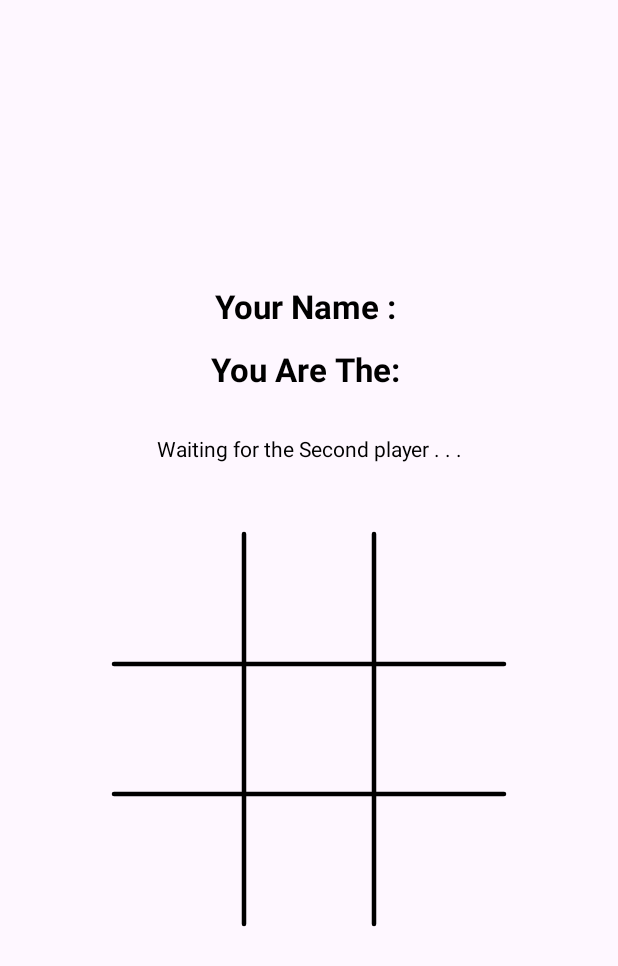
After one commit to Abdelrahman-SW/TicTacToe_Compose_MultiPlatform_Game, an Android app built with Jetpack Compose: the composable GameScreen called with empty values, on a phone screen of 412 x 824 dp. The commit adds this screen. Shown: the top 966 px of the screen. Run offline under Robolectric (Android 15) with nearby library versions, the phone set to English and light mode, and no system bars.

Commit message:
Finish The First Version Of The Game

```diff
--- /dev/null
+++ b/composeApp/src/commonMain/kotlin/com/beapps/tictactoe_game/presentation/GameScreen.kt
@@ -0,0 +1,111 @@
+package com.beapps.tictactoe_game.presentation
+
+import androidx.compose.foundation.layout.Arrangement
+import androidx.compose.foundation.layout.BoxWithConstraints
+import androidx.compose.foundation.layout.Column
+import androidx.compose.foundation.layout.Spacer
+import androidx.compose.foundation.layout.aspectRatio
+import androidx.compose.foundation.layout.fillMaxSize
+import androidx.compose.foundation.layout.fillMaxWidth
+import androidx.compose.foundation.layout.height
+import androidx.compose.foundation.layout.padding
+import androidx.compose.foundation.layout.size
+import androidx.compose.foundation.layout.width
+import androidx.compose.material3.Text
+import androidx.compose.runtime.Composable
+import androidx.compose.ui.Alignment
+import androidx.compose.ui.Modifier
+import androidx.compose.ui.graphics.Color
+import androidx.compose.ui.platform.LocalDensity
+import androidx.compose.ui.text.SpanStyle
+import androidx.compose.ui.text.buildAnnotatedString
+import androidx.compose.ui.text.font.FontWeight
+import androidx.compose.ui.text.style.TextAlign
+import androidx.compose.ui.unit.DpSize
+import androidx.compose.ui.unit.dp
+import androidx.compose.ui.unit.sp
+import androidx.navigation.NavController
+import com.beapps.tictactoe_game.presentation.components.TicTacToeBoard
+import com.beapps.tictactoe_game.presentation.util.GameScreen
+
+@Composable
+fun GameScreen(
+    modifier: Modifier = Modifier,
+    navController: NavController,
+    viewModel: TicTacToeViewModel,
+    username: String
+) {
+    val gameState = viewModel.gameState
+    BoxWithConstraints(
+        modifier = Modifier.fillMaxSize().padding(16.dp),
+        contentAlignment = Alignment.Center
+    ) {
+        val maxWidth = constraints.maxWidth
+        val maxHeight = constraints.maxHeight
+
+        val boardWidth = with(LocalDensity.current) {
+            (maxWidth.toFloat()/1.3f).toDp()
+        }
+
+
+        Column (modifier = Modifier.fillMaxSize() , horizontalAlignment = Alignment.CenterHorizontally , verticalArrangement = Arrangement.Center) {
+            val stateTxt = if (gameState.connectedPlayers.size < 2) "Waiting for the Second player . . ."
+            else if (gameState.winingPlayer != null) "${gameState.winingPlayer.username} is Won !"
+            else if (gameState.isBoardFull) "Game is Draw"
+            else "It's ${gameState.playerAtTurn?.username ?: "Guest"}'s turn"
+
+            Text(
+                modifier = Modifier.fillMaxWidth(),
+                text = "Your Name : $username",
+                textAlign = TextAlign.Center,
+                color = Color.Black,
+                fontWeight = FontWeight.Bold,
+                fontSize = 22.sp
+            )
+
+            Spacer(modifier = Modifier.height(16.dp))
+
+            Text(
+                modifier = Modifier.fillMaxWidth(),
+                text = buildAnnotatedString {
+                    append("You Are The: ")
+                    val char = gameState.connectedPlayers.find { it.username == username }?.type?.char ?: ""
+                    pushStyle(SpanStyle(color = if ( char == 'X') Color.Green else Color.Blue))
+                    append(char.toString() ?: "")
+                },
+                textAlign = TextAlign.Center,
+                color = Color.Black,
+                fontWeight = FontWeight.Bold,
+                fontSize = 22.sp
+            )
+
+            Spacer(modifier = Modifier.height(32.dp))
+
+            Text(
+                modifier = Modifier.fillMaxWidth(),
+                text = stateTxt,
+                textAlign = TextAlign.Center,
+                color = Color.Black
+            )
+
+            Spacer(modifier = Modifier.height(32.dp))
+
+
+            TicTacToeBoard(
+                modifier = Modifier
+                    .width(boardWidth)
+                    .aspectRatio(1f)
+                    .padding(16.dp),
+                gameState = gameState,
+                xPlayerColor = Color.Green,
+                oPlayerColor = Color.Blue,
+                linesColor = Color.Black,
+                fieldSize = DpSize(boardWidth / 6, boardWidth / 6),
+                fieldStrokeWidth = 3.dp,
+                lineStrokeWidth = 3.dp,
+                onTurn = viewModel::onMakeTurn
+            )
+
+        }
+    }
+}
--- /dev/null
+++ b/composeApp/src/commonMain/kotlin/com/beapps/tictactoe_game/presentation/components/TicTacToeBoard.kt
@@ -0,0 +1,176 @@
+package com.beapps.tictactoe_game.presentation.components
+
+import androidx.compose.foundation.Canvas
+import androidx.compose.foundation.gestures.detectTapGestures
+import androidx.compose.runtime.Composable
+import androidx.compose.ui.Modifier
+import androidx.compose.ui.geometry.Offset
+import androidx.compose.ui.geometry.Size
+import androidx.compose.ui.graphics.Color
+import androidx.compose.ui.graphics.StrokeCap
+import androidx.compose.ui.graphics.drawscope.DrawScope
+import androidx.compose.ui.graphics.drawscope.Stroke
+import androidx.compose.ui.input.pointer.pointerInput
+import androidx.compose.ui.unit.Dp
+import androidx.compose.ui.unit.DpSize
+import androidx.compose.ui.unit.dp
+import com.beapps.tictactoe_game.domain.models.GameState
+
+@Composable
+fun TicTacToeBoard(
+    modifier: Modifier = Modifier,
+    gameState: GameState,
+    xPlayerColor: Color,
+    oPlayerColor: Color,
+    linesColor: Color = Color.Black,
+    fieldSize: DpSize = DpSize(50.dp, 50.dp),
+    fieldStrokeWidth: Dp = 3.dp,
+    lineStrokeWidth: Dp = 3.dp,
+    onTurn: (Int, Int) -> Unit
+) {
+
+    Canvas(modifier = modifier
+        .pointerInput(true) {
+            detectTapGestures { offest ->
+                val x = (3 * offest.x.toInt() / size.width)
+                val y = (3 * offest.y.toInt() / size.height)
+                onTurn(x, y)
+            }
+        }
+    ) {
+        drawBoardLines(color = linesColor , lineStrokeWidth)
+        gameState.board.forEachIndexed { y, _ ->
+            gameState.board[y].forEachIndexed { x, char ->
+                val offset = Offset(
+                    x = x * size.width * (1 / 3f) + size.width / 6f,
+                    y = y * size.height * (1 / 3f) + size.height / 6f
+                )
+                if (char == 'X') {
+                    drawX(xPlayerColor, offset, fieldSize.toSize() , fieldStrokeWidth)
+                } else if (char == 'O') {
+                    drawO(oPlayerColor, offset, fieldSize.toSize() , fieldStrokeWidth)
+                }
+            }
+        }
+
+    }
+}
+
+private fun DrawScope.drawO(
+    color: Color,
+    center: Offset,
+    size: Size,
+    strokeWidth: Dp
+) {
+    drawCircle(
+        color = color,
+        center = center,
+        radius = size.width / 2f,
+        style = Stroke(
+            width = strokeWidth.toPx(),
+            cap = StrokeCap.Round
+        )
+    )
+}
+
+private fun DrawScope.drawX(
+    color: Color,
+    center: Offset,
+    size: Size ,
+    strokeWidth: Dp
+) {
+    drawLine(
+        color = color,
+        start = Offset(
+            x = center.x - size.width / 2f,
+            y = center.y - size.height / 2f
+        ),
+        end = Offset(
+            x = center.x + size.width / 2f,
+            y = center.y + size.height / 2f
+        ),
+        strokeWidth = strokeWidth.toPx(),
+        cap = StrokeCap.Round
+    )
+    drawLine(
+        color = color,
+        start = Offset(
+            x = center.x - size.width / 2f,
+            y = center.y + size.height / 2f
+        ),
+        end = Offset(
+            x = center.x + size.width / 2f,
+            y = center.y - size.height / 2f
+        ),
+        strokeWidth = strokeWidth.toPx(),
+        cap = StrokeCap.Round
+    )
+}
+
+
+private fun DrawScope.drawBoardLines(color: Color , strokeWidth : Dp) {
+    // 1st vertical line
+    drawLine(
+        color = color,
+        start = Offset(
+            x = size.width * (1 / 3f),
+            y = 0f
+        ),
+        end = Offset(
+            x = size.width * (1 / 3f),
+            y = size.height
+        ),
+        strokeWidth = strokeWidth.toPx(),
+        cap = StrokeCap.Round
+    )
+
+    // 2nd vertical line
+    drawLine(
+        color = color,
+        start = Offset(
+            x = size.width * (2 / 3f),
+            y = 0f
+        ),
+        end = Offset(
+            x = size.width * (2 / 3f),
+            y = size.height
+        ),
+        strokeWidth = strokeWidth.toPx(),
+        cap = StrokeCap.Round
+    )
+
+    // 1st horizontal line
+    drawLine(
+        color = color,
+        start = Offset(
+            x = 0f,
+            y = size.height * (1 / 3f)
+        ),
+        end = Offset(
+            x = size.width,
+            y = size.height * (1 / 3f)
+        ),
+        strokeWidth = strokeWidth.toPx(),
+        cap = StrokeCap.Round
+    )
+
+    // 2nd horizontal line
+    drawLine(
+        color = color,
+        start = Offset(
+            x = 0f,
+            y = size.height * (2 / 3f)
+        ),
+        end = Offset(
+            x = size.width,
+            y = size.height * (2 / 3f)
+        ),
+        strokeWidth = strokeWidth.toPx(),
+        cap = StrokeCap.Round
+    )
+}
+
+
+fun DpSize.toSize(): Size {
+    return Size(width.value, height.value)
+}
```
Also changed, not shown: composeApp/src/androidMain/kotlin/com/beapps/tictactoe_game/MainActivity.kt (+17 -1 lines), composeApp/src/commonMain/kotlin/com/beapps/tictactoe_game/App.kt (+25 -6 lines), composeApp/src/commonMain/kotlin/com/beapps/tictactoe_game/presentation/HomeScreen.kt (added, +64 -0 lines), composeApp/src/commonMain/kotlin/com/beapps/tictactoe_game/presentation/TicTacToeViewModel.kt (+9 -2 lines), composeApp/src/commonMain/kotlin/com/beapps/tictactoe_game/presentation/util/Screens.kt (added, +13 -0 lines).
